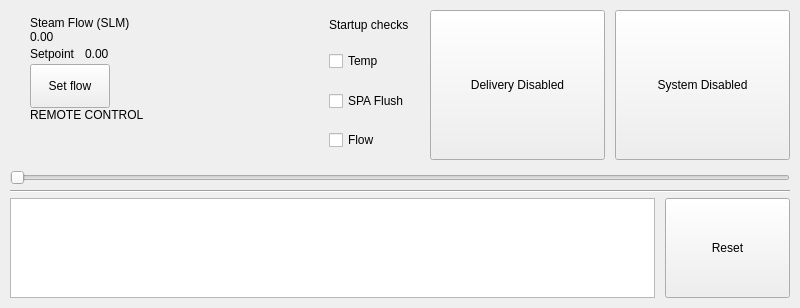
This is ui/resources/RunPage_widget.ui in tamdak-dan/rch-steamer as Qt 5 draws it before an edit. The edited form follows.
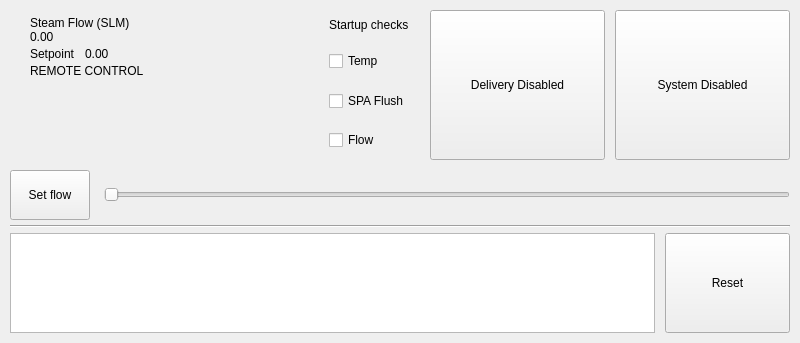
This is the edited form.

Commit message: Move Set flow onto the slider row

```diff
--- a/ui/resources/RunPage_widget.ui
+++ b/ui/resources/RunPage_widget.ui
@@ -165,25 +165,6 @@
                </item>
               </layout>
              </item>
-             <item alignment="Qt::AlignmentFlag::AlignLeft|Qt::AlignmentFlag::AlignVCenter">
-              <widget class="QPushButton" name="btn_SetFlow">
-               <property name="minimumSize">
-                <size>
-                 <width>0</width>
-                 <height>44</height>
-                </size>
-               </property>
-               <property name="focusPolicy">
-                <enum>Qt::FocusPolicy::NoFocus</enum>
-               </property>
-               <property name="toolTip">
-                <string>Type a flow setpoint on a number pad</string>
-               </property>
-               <property name="text">
-                <string>Set flow</string>
-               </property>
-              </widget>
-             </item>
              <item alignment="Qt::AlignmentFlag::AlignLeft|Qt::AlignmentFlag::AlignVCenter">
               <widget class="QLabel" name="lbl_RemoteBanner">
                <property name="visible">
@@ -380,6 +361,36 @@
           </layout>
          </item>
          <item>
+          <layout class="QHBoxLayout" name="SliderRow">
+           <property name="spacing">
+            <number>14</number>
+           </property>
+           <item>
+            <widget class="QPushButton" name="btn_SetFlow">
+             <property name="sizePolicy">
+              <sizepolicy hsizetype="Fixed" vsizetype="Fixed">
+               <horstretch>0</horstretch>
+               <verstretch>0</verstretch>
+              </sizepolicy>
+             </property>
+             <property name="minimumSize">
+              <size>
+               <width>0</width>
+               <height>50</height>
+              </size>
+             </property>
+             <property name="focusPolicy">
+              <enum>Qt::FocusPolicy::NoFocus</enum>
+             </property>
+             <property name="toolTip">
+              <string>Type a flow setpoint on a number pad</string>
+             </property>
+             <property name="text">
+              <string>Set flow</string>
+             </property>
+            </widget>
+           </item>
+           <item>
           <widget class="QSlider" name="horizontalSlider">
            <property name="font">
             <font>
@@ -411,6 +422,8 @@
             <number>25</number>
            </property>
           </widget>
+           </item>
+          </layout>
          </item>
         </layout>
        </item>
```
Lines whose indentation alone changed are shown as unchanged. The commit also changes 1 other file.
